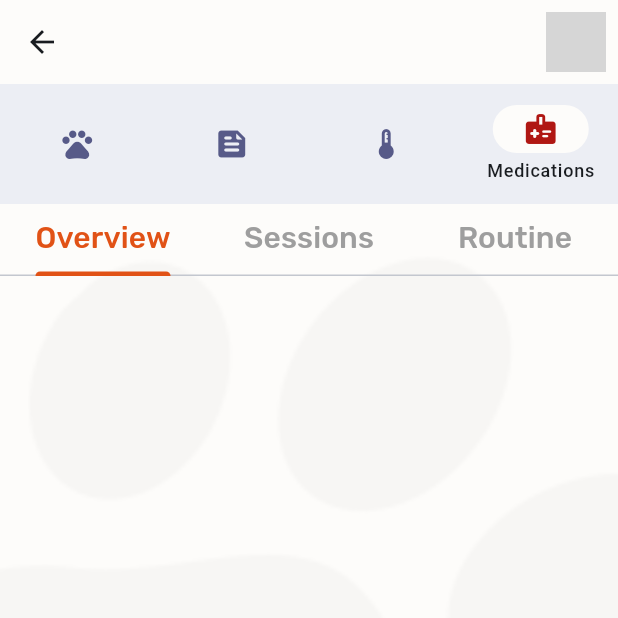
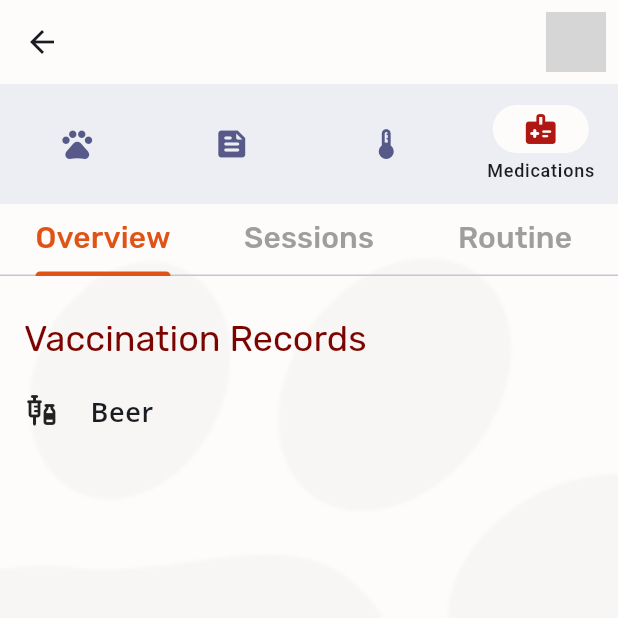
Before and after one commit to LunarEclipz/WagTrack, a Flutter app: the PetDetailsWrapper screen opened directly with empty values, item 4 of the bottom bar chosen, on a phone screen of 412 x 824 dp, the top half of it. Run offline on Flutter 3.47's test engine with Material 3 defaults, Android fonts, the phone set to English and light mode, and no system bars; our stand-ins replace cloud_firestore, firebase_auth, firebase_core, firebase_storage, flutter_datetime_picker_plus, google_fonts and 4 more; missing offline and left inert: flutter_facebook_auth; accounts and stored records are empty; network calls fail; grey boxes are pictures that could not be loaded.

Commit message:
fix : pet documents in firebase

```diff
--- a/lib/screens/home/pet_details_wrapper.dart
+++ b/lib/screens/home/pet_details_wrapper.dart
@@ -4,6 +4,7 @@ import 'package:flutter/material.dart';
 import 'package:wagtrack/models/pet_model.dart';
 import 'package:wagtrack/screens/medication/medication_frame.dart';
 import 'package:wagtrack/screens/pet_details/pet_details.dart';
+import 'package:wagtrack/screens/posts/pet_posts_page.dart';
 import 'package:wagtrack/screens/symptoms/add_symptoms.dart';
 import 'package:wagtrack/screens/symptoms/symptoms.dart';
 import 'package:wagtrack/shared/background_img.dart';
@@ -204,6 +205,10 @@ class _PetDetailsWrapperState extends State<PetDetailsWrapper> {
                 PetDetails(
                   petData: petData,
                 ),
+              if (currentPageIndex == 1)
+                PetPostsPage(
+                  petData: petData,
+                ),
               if (currentPageIndex == 2)
                 SymptomsPage(
                   petData: petData,
--- a/lib/screens/medication/medication_frame.dart
+++ b/lib/screens/medication/medication_frame.dart
@@ -4,6 +4,10 @@ import 'package:flutter/widgets.dart';
 import 'package:wagtrack/models/pet_model.dart';
 import 'package:wagtrack/screens/authorisation/login_tab.dart';
 import 'package:wagtrack/screens/authorisation/register_tab.dart';
+import 'package:wagtrack/screens/medication/meds_overview_page.dart';
+import 'package:wagtrack/screens/medication/meds_routine_page.dart';
+import 'package:wagtrack/screens/medication/meds_sessions_page.dart';
+import 'package:wagtrack/shared/components/text_components.dart';
 
 class MedicationFrame extends StatefulWidget {
   final Pet petData;
@@ -35,6 +39,8 @@ class _MedicationFrameState extends State<MedicationFrame>
     final TextTheme textStyles = Theme.of(context).textTheme;
     final ColorScheme colorScheme = Theme.of(context).colorScheme;
     final screenHeight = MediaQuery.of(context).size.height;
+    final screenWidth = MediaQuery.of(context).size.width;
+    Pet petData = widget.petData;
 
     return Column(
       children: [
@@ -61,6 +67,32 @@ class _MedicationFrameState extends State<MedicationFrame>
             ))
           ],
         ),
+        const SizedBoxh10(),
+        SizedBox(
+          height: screenHeight,
+          width: screenWidth,
+          child: TabBarView(
+            controller: _tabController,
+            children: [
+              Padding(
+                padding: const EdgeInsets.all(8.0),
+                child: MedsOverviewPage(
+                  petData: petData,
+                ),
+              ),
+              Padding(
+                padding: const EdgeInsets.all(8.0),
+                child: MedsSessionsPage(
+                  petData: petData,
+                ),
+              ),
+              const Padding(
+                padding: EdgeInsets.all(8.0),
+                child: MedsRoutinePage(),
+              ),
+            ],
+          ),
+        ),
       ],
     );
   }
--- /dev/null
+++ b/lib/screens/medication/meds_overview_page.dart
@@ -0,0 +1,49 @@
+import 'package:flutter/foundation.dart';
+import 'package:flutter/material.dart';
+import 'package:flutter/widgets.dart';
+import 'package:wagtrack/models/pet_model.dart';
+import 'package:wagtrack/shared/components/text_components.dart';
+
+class MedsOverviewPage extends StatefulWidget {
+  final Pet petData;
+
+  const MedsOverviewPage({super.key, required this.petData});
+
+  @override
+  State<MedsOverviewPage> createState() => _MedsOverviewPageState();
+}
+
+class _MedsOverviewPageState extends State<MedsOverviewPage> {
+  @override
+  Widget build(BuildContext context) {
+    Pet petData = widget.petData;
+    final TextTheme textStyles = Theme.of(context).textTheme;
+
+    return Padding(
+      padding: const EdgeInsets.all(8.0),
+      child: Column(
+        crossAxisAlignment: CrossAxisAlignment.start,
+        children: [
+          // Vaccinations
+          Text(
+            'Vaccination Records',
+            style: textStyles.headlineMedium,
+          ),
+          const SizedBoxh20(),
+          Wrap(
+            spacing: 20,
+            children: [
+              const Icon(
+                Icons.vaccines_rounded,
+              ),
+              Text(
+                "Beer",
+                style: textStyles.bodyLarge,
+              ),
+            ],
+          ),
+        ],
+      ),
+    );
+  }
+}
--- a/lib/services/pet_service.dart
+++ b/lib/services/pet_service.dart
@@ -21,7 +21,7 @@ class PetService with ChangeNotifier {
       {required Pet pet, required File? img, required String uid}) async {
     AppLogger.d("Adding pet");
     try {
-      uploadPetImage(image: img, uid: pet.uid).then((imgPath) {
+      uploadPetImage(image: img, uid: pet.caretakers[0].uid).then((imgPath) {
         pet.imgPath = imgPath;
         db.collection("pets").add(pet.toJSON());
       });
@@ -48,7 +48,7 @@ class PetService with ChangeNotifier {
     try {
       final querySnapshot = await FirebaseFirestore.instance
           .collection("pets")
-          .where("uid", isEqualTo: uid)
+          .where("caretakerIDs", arrayContains: uid)
           .get();
 
       final List<Pet> pets = [];
```
Also changed, not shown: lib/models/pet_model.dart (+55 -46 lines), lib/screens/home/add_pet.dart (+33 -10 lines), lib/screens/medication/meds_routine_page.dart (added, +16 -0 lines), lib/screens/medication/meds_sessions_page.dart (added, +68 -0 lines), lib/screens/pet_details/pet_details.dart (+24 -19 lines), lib/screens/posts/pet_posts_page.dart (added, +24 -0 lines).
